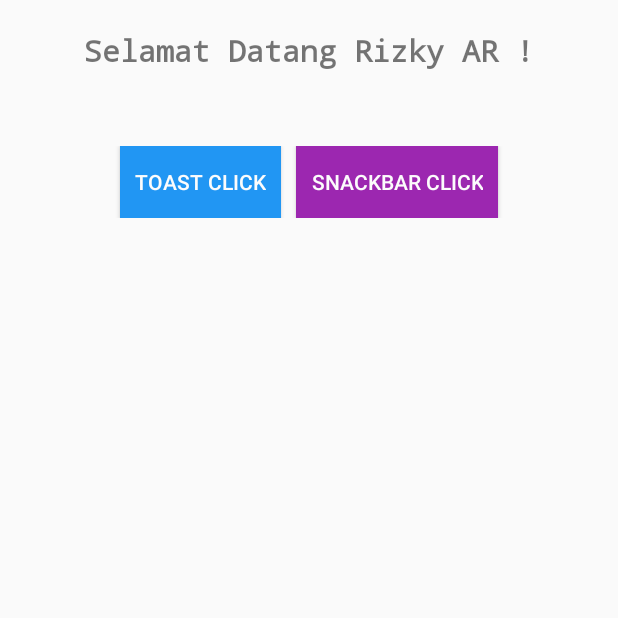
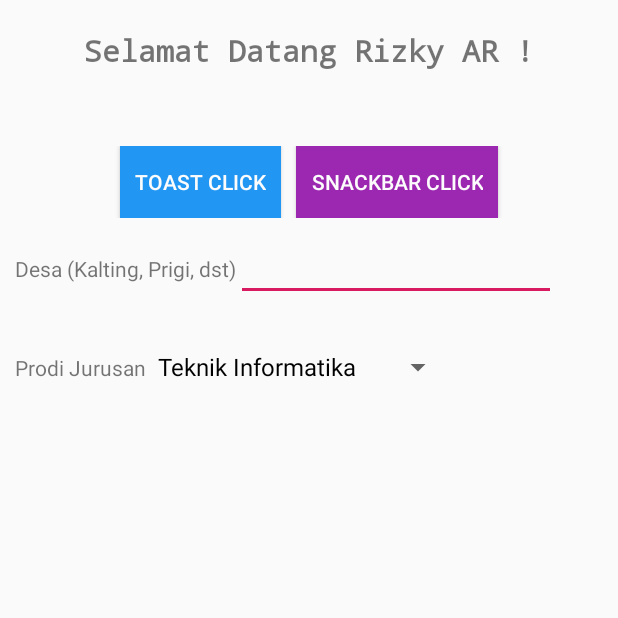
Before and after one commit to rarsyansyahr/hello-world-android, an Android app: the screen it shows after launch (DashboardActivity), after a tap on "LOGIN", on a phone screen of 412 x 824 dp, the top half of it. Run offline under Robolectric (Android 15) with nearby library versions, the phone set to English and light mode, and no system bars.

Commit message:
Spinner, AutoCompleteTextView

```diff
--- a/app/src/main/java/com/rar/helloworld/DashboardActivity.java
+++ b/app/src/main/java/com/rar/helloworld/DashboardActivity.java
@@ -1,23 +1,36 @@
 package com.rar.helloworld;
 
 import androidx.appcompat.app.AppCompatActivity;
+import androidx.recyclerview.widget.LinearLayoutManager;
+import androidx.recyclerview.widget.RecyclerView;
 
 import android.content.Intent;
 import android.os.Bundle;
 import android.view.View;
+import android.widget.AdapterView;
+import android.widget.ArrayAdapter;
+import android.widget.AutoCompleteTextView;
 import android.widget.Button;
+import android.widget.LinearLayout;
+import android.widget.Spinner;
 import android.widget.TextView;
 import android.widget.Toast;
 
 import com.google.android.material.snackbar.Snackbar;
 
-public class DashboardActivity extends AppCompatActivity {
+public class DashboardActivity extends AppCompatActivity implements AdapterView.OnItemSelectedListener {
 
     TextView lblNama;
     Button btnToast;
     Button btnSnackbar;
+    AutoCompleteTextView txtAuto;
+    Spinner spinJurusan;
+    RecyclerView recyclerView;
+    RecyclerView.Adapter rAdapter;
+    RecyclerView.LayoutManager layoutManager;
 
     String nama;
+    private static final String[] DESA = { "Kalitinggar", "Prigi", "Dawuhan", "Karangranti", "Karanggambas", "Padamara", "Sokawera" };
 
     @Override
     protected void onCreate(Bundle savedInstanceState) {
@@ -27,12 +40,34 @@ public class DashboardActivity extends AppCompatActivity {
         this.lblNama = (TextView) findViewById(R.id.lblNama);
         this.btnToast = (Button) findViewById(R.id.btnToast);
         this.btnSnackbar = (Button) findViewById(R.id.btnSnackbar);
+        this.txtAuto = (AutoCompleteTextView) findViewById(R.id.txtAuto);
+        this.spinJurusan = (Spinner) findViewById(R.id.spinJurusan);
+        this.recyclerView = (RecyclerView) findViewById(R.id.recycleView);
+        this.layoutManager = new LinearLayoutManager(this);
+
 
         Intent intent = getIntent();
 //        Bundle extras = intent.getExtras();
         this.nama = intent.getStringExtra(MainActivity.EXTRA_MESSAGE);
+        this.lblNama.setText("Selamat Datang " + nama + " !");
 
-        this.lblNama.setText("Selamat Datang " + nama + " !");
+
+        ArrayAdapter<String> adapter = new ArrayAdapter<String>(this, R.layout.support_simple_spinner_dropdown_item, this.DESA);
+        this.txtAuto.setThreshold(1);
+        this.txtAuto.setAdapter(adapter);
+
+
+        ArrayAdapter<CharSequence> adapter2 = ArrayAdapter.createFromResource(this, R.array.jurusan, R.layout.support_simple_spinner_dropdown_item);
+        adapter2.setDropDownViewResource(R.layout.support_simple_spinner_dropdown_item);
+        this.spinJurusan.setAdapter(adapter2);
+        this.spinJurusan.setOnItemSelectedListener(this);
+
+
+        this.recyclerView.setHasFixedSize(true);
+        this.recyclerView.setLayoutManager(this.layoutManager);
+//        this.rAdapter = new MyAdapter(myDataset);
+//        this.recyclerView.setAdapter(this.rAdapter);
+
 
         this.btnToast.setOnClickListener(new View.OnClickListener() {
             @Override
@@ -56,4 +91,15 @@ public class DashboardActivity extends AppCompatActivity {
             }
         });
     }
+
+    @Override
+    public void onItemSelected(AdapterView<?> parent, View view, int position, long id) {
+        String text = parent.getItemAtPosition(position).toString();
+        Toast.makeText(this, text, Toast.LENGTH_SHORT).show();
+    }
+
+    @Override
+    public void onNothingSelected(AdapterView<?> parent) {
+
+    }
 }
--- a/app/src/main/java/com/rar/helloworld/MainActivity.java
+++ b/app/src/main/java/com/rar/helloworld/MainActivity.java
@@ -86,7 +86,7 @@ public class MainActivity extends AppCompatActivity {
                 String password = txtPassword.getText().toString();
                 String text = "";
 
-                if (nim.equals(nim) && password.equals(password)) {
+                if (nim.equals(nim) == true && password.equals(password) == true) {
                     text = "Login Berhasil !";
                     String nama = "Rizky AR";
 
--- a/app/src/main/res/layout/activity_dashboard.xml
+++ b/app/src/main/res/layout/activity_dashboard.xml
@@ -55,6 +55,61 @@
 
         </LinearLayout>
 
+        <LinearLayout
+            android:layout_width="match_parent"
+            android:layout_height="wrap_content"
+            android:orientation="vertical">
+
+            <LinearLayout
+                android:layout_width="wrap_content"
+                android:layout_height="wrap_content"
+                android:orientation="horizontal"
+                android:layout_margin="10dp">
+
+                <TextView
+                    android:layout_width="match_parent"
+                    android:layout_height="wrap_content"
+                    android:id="@+id/txtView"
+                    android:text="Desa (Kalting, Prigi, dst)"/>
+
+                <AutoCompleteTextView
+                    android:layout_width="wrap_content"
+                    android:layout_height="wrap_content"
+                    android:id="@+id/txtAuto"
+                    android:ems="10">
+                    <requestFocus/>
+                </AutoCompleteTextView>
+
+            </LinearLayout>
+
+            <LinearLayout
+                android:layout_width="match_parent"
+                android:layout_height="wrap_content"
+                android:orientation="horizontal"
+                android:layout_margin="10dp">
+
+                <TextView
+                    android:layout_width="wrap_content"
+                    android:layout_height="wrap_content"
+                    android:text="Prodi Jurusan"/>
+
+                <Spinner
+                    android:layout_width="wrap_content"
+                    android:layout_height="wrap_content"
+                    android:id="@+id/spinJurusan"/>
+
+            </LinearLayout>
+
+        </LinearLayout>
+
+        <androidx.recyclerview.widget.RecyclerView
+            android:layout_width="match_parent"
+            android:layout_height="match_parent"
+            android:id="@+id/recycleView"
+            android:scrollbars="vertical">
+
+        </androidx.recyclerview.widget.RecyclerView>
+
     </LinearLayout>
 
 </RelativeLayout>
--- a/app/src/main/res/layout/activity_main.xml
+++ b/app/src/main/res/layout/activity_main.xml
@@ -50,7 +50,8 @@
                 android:inputType="number"
                 android:digits="1234567890"
                 android:id="@+id/txtNim"
-                android:hint="NIM (18110153)"/>
+                android:hint="NIM (18110153)"
+                android:text="18110153"/>
         </com.google.android.material.textfield.TextInputLayout>
 
         <com.google.android.material.textfield.TextInputLayout
@@ -72,9 +73,11 @@
             <com.google.android.material.textfield.TextInputEditText
                 android:layout_width="match_parent"
                 android:layout_height="wrap_content"
-                android:inputType="textPassword"
+                android:inputType="textPassword|textNoSuggestions"
                 android:id="@+id/txtPassword"
-                android:hint="Password (if18s)"/>
+                android:imeOptions="actionGo"
+                android:hint="Password (if18s)"
+                android:text="if18s"/>
         </com.google.android.material.textfield.TextInputLayout>
 
         <Button
--- a/app/src/main/res/values/strings.xml
+++ b/app/src/main/res/values/strings.xml
@@ -1,3 +1,9 @@
 <resources>
     <string name="app_name">Document Tracking</string>
+
+    <string-array name="jurusan">
+        <item>Teknik Informatika</item>
+        <item>Teknologi Informasi</item>
+        <item>Sistem Informasi</item>
+    </string-array>
 </resources>
```
